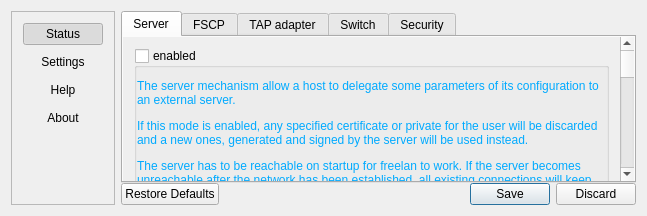
Above: src/Freelan_gui.ui from freelan-developers/freelan-gui before the change. Below: the same form after it.
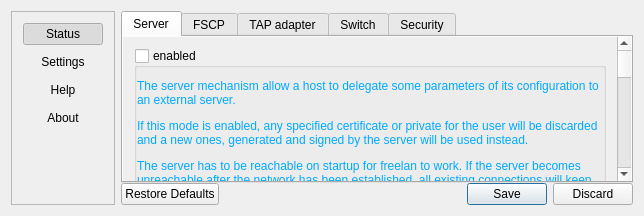
That is the form after the change. The open tabs and pages were chosen to show the change.

Commit message: public_endpoint serialization

The edit to the form file:
```diff
--- a/src/Freelan_gui.ui
+++ b/src/Freelan_gui.ui
@@ -6,7 +6,7 @@
    <rect>
     <x>0</x>
     <y>0</y>
-    <width>647</width>
+    <width>644</width>
     <height>216</height>
    </rect>
   </property>
@@ -195,8 +195,8 @@
                <property name="geometry">
                 <rect>
                  <x>0</x>
-                 <y>-785</y>
-                 <width>517</width>
+                 <y>0</y>
+                 <width>518</width>
                  <height>1487</height>
                 </rect>
                </property>
```
Left out of the diff: 18 changed lines with no effect on the pictures. The commit also changes 2 other files.
